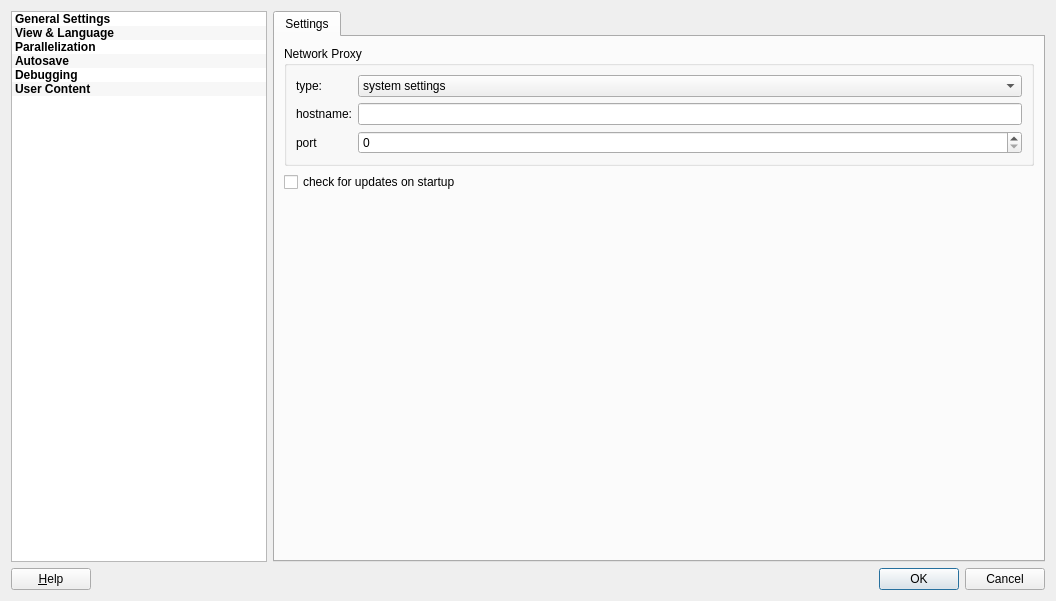
Qt form application/optionsdialog.ui (jkriege2/QuickFit3) before a commit.
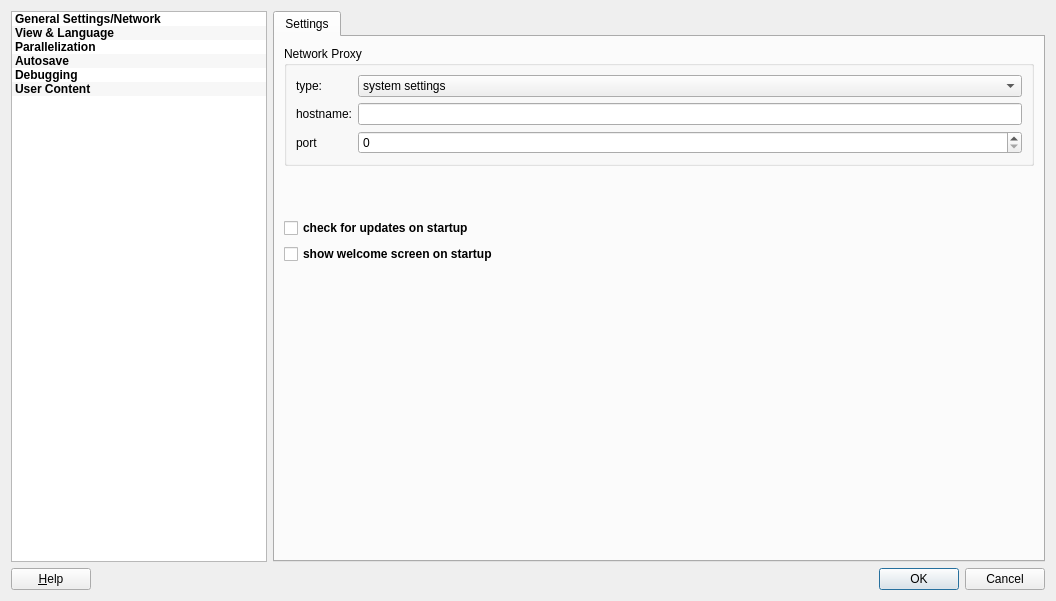
The same form after that commit. The open tabs and pages were chosen to show the change. Icons and pictures are not drawn. Custom widgets are drawn as their Qt base class.

```diff
--- a/application/optionsdialog.ui
+++ b/application/optionsdialog.ui
@@ -107,7 +107,7 @@
      </property>
      <item>
       <property name="text">
-       <string>General Settings</string>
+       <string>General Settings/Network</string>
       </property>
       <property name="icon">
        <iconset resource="quickfit3.qrc">
@@ -245,13 +245,48 @@
              </layout>
             </widget>
            </item>
-           <item row="1" column="0">
+           <item row="2" column="0">
             <widget class="QCheckBox" name="chkUpdates">
+             <property name="font">
+              <font>
+               <weight>75</weight>
+               <bold>true</bold>
+              </font>
+             </property>
              <property name="text">
               <string>check for updates on startup</string>
              </property>
             </widget>
            </item>
+           <item row="1" column="0">
+            <spacer name="verticalSpacer_2">
+             <property name="orientation">
+              <enum>Qt::Vertical</enum>
+             </property>
+             <property name="sizeType">
+              <enum>QSizePolicy::Fixed</enum>
+             </property>
+             <property name="sizeHint" stdset="0">
+              <size>
+               <width>20</width>
+               <height>40</height>
+              </size>
+             </property>
+            </spacer>
+           </item>
+           <item row="3" column="0">
+            <widget class="QCheckBox" name="chkStartupScreen">
+             <property name="font">
+              <font>
+               <weight>75</weight>
+               <bold>true</bold>
+              </font>
+             </property>
+             <property name="text">
+              <string>show welcome screen on startup</string>
+             </property>
+            </widget>
+           </item>
           </layout>
          </widget>
          <widget class="QWidget" name="stackedWidgetPage1">
```
Left out of the diff: 2 changed lines with no effect on the pictures.
